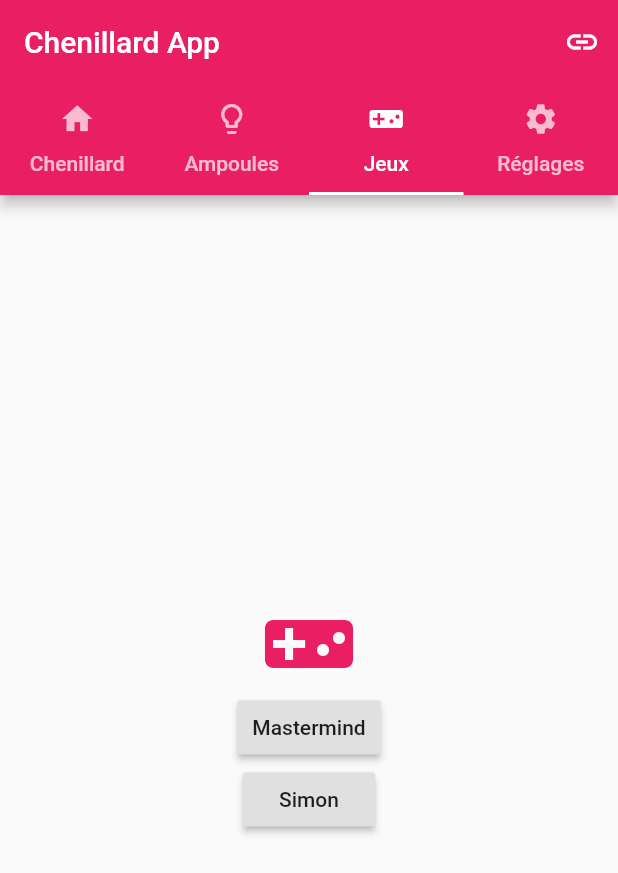
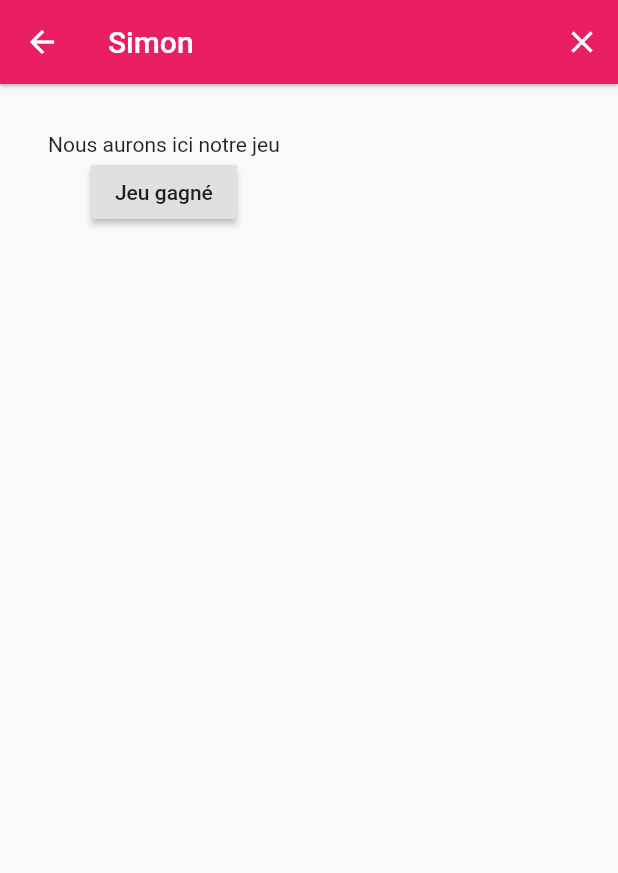
Before and after one commit to benoit-bernier/knxProject, a Flutter app: the screen it shows after launch, tab 3 chosen, after a tap on "Simon", on a phone screen of 412 x 824 dp. Shown: the top 873 px of the screen. Run offline on Flutter 3.47's test engine with Material 2 defaults, Android fonts, the phone set to English and light mode, and no system bars; missing offline and left inert: socket_io.

```diff
--- a/flutter_app/lib/main.dart
+++ b/flutter_app/lib/main.dart
@@ -24,6 +24,7 @@ class MyApp extends StatefulWidget {
 }
 
 class _MyAppState extends State<MyApp> {
+  bool isConnectedToServer = false;
   var socket;
   @override
   void initState() {
@@ -31,6 +32,7 @@ class _MyAppState extends State<MyApp> {
     initialize().then((socket) {
       setState(() {
         this.socket = socket;
+        this.isConnectedToServer=isConnectedToServer;
       });
     });
   }
@@ -57,15 +59,13 @@ class _MyAppState extends State<MyApp> {
       print('Hello, ${greeting['cmd']}');
     });
     await socket.connect();
-    await socket.emit('sayHello', [
-      {'Hello': 'world!'},
-    ]);
+    isConnectedToServer=true;
     return socket;
   }
 
   @override
   Widget build(BuildContext context) {
-    if (socket == null) {
+    if (!isConnectedToServer) {
       return Center(
             child: Column(
               mainAxisAlignment: MainAxisAlignment.center,
@@ -151,7 +151,16 @@ class _MyAppState extends State<MyApp> {
                   child: Text("Mastermind"),
                   padding: EdgeInsets.only(left: 10.0, right: 10.0)),
               RaisedButton(
-                  onPressed: () {},
+                  onPressed: () {
+                      Navigator.of(context)
+                          .push(_Simon())
+                          .then<String>((returnVal) {
+                        Scaffold.of(context).showSnackBar(SnackBar(
+                          content: Text('$returnVal'),
+                          action: SnackBarAction(label: 'OK', onPressed: () {}),
+                        ));
+                      });
+                  },
                   child: Text("Simon"),
                   padding: EdgeInsets.only(left: 10.0, right: 10.0)),
             ],
@@ -271,8 +280,8 @@ class _SliderWidgetState extends State<SliderWidget> {
       activeColor: Colors.pink,
       value: _value,
       min: 0.0,
-      max: 10000.0,
-      divisions: 20,
+      max: 5000.0,
+      divisions: 10,
       label: '${_value.round() / 1000}',
       onChanged: (double value) {
         setState(() => _value = value);
@@ -406,3 +415,33 @@ class _Mastermind extends MaterialPageRoute<String> {
                   ])));
         });
 }
+
+class _Simon extends MaterialPageRoute<String> {
+  _Simon()
+      : super(builder: (BuildContext context) {
+    return Scaffold(
+        appBar: AppBar(
+          title: Text("Simon"),
+          elevation: 1.0,
+          actions: <Widget>[
+            IconButton(
+              icon: Icon(Icons.close),
+              onPressed: () {
+                Navigator.pop(context);
+              },
+            )
+          ],
+        ),
+        body: Padding(
+            padding: EdgeInsets.all(32.0),
+            child: Column(children: <Widget>[
+              Text("Nous aurons ici notre jeu"),
+              RaisedButton(
+                child: Text("Jeu gagné"),
+                onPressed: () {
+                  Navigator.pop(context, "Gagné !");
+                },
+              )
+            ])));
+  });
+}
```
